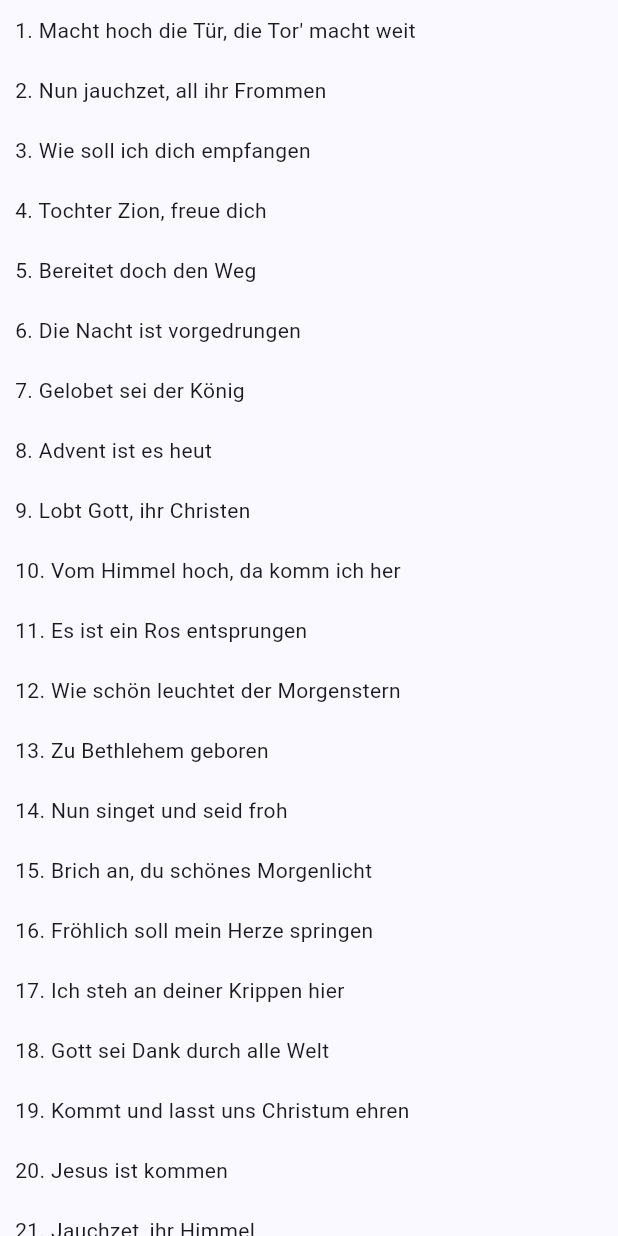
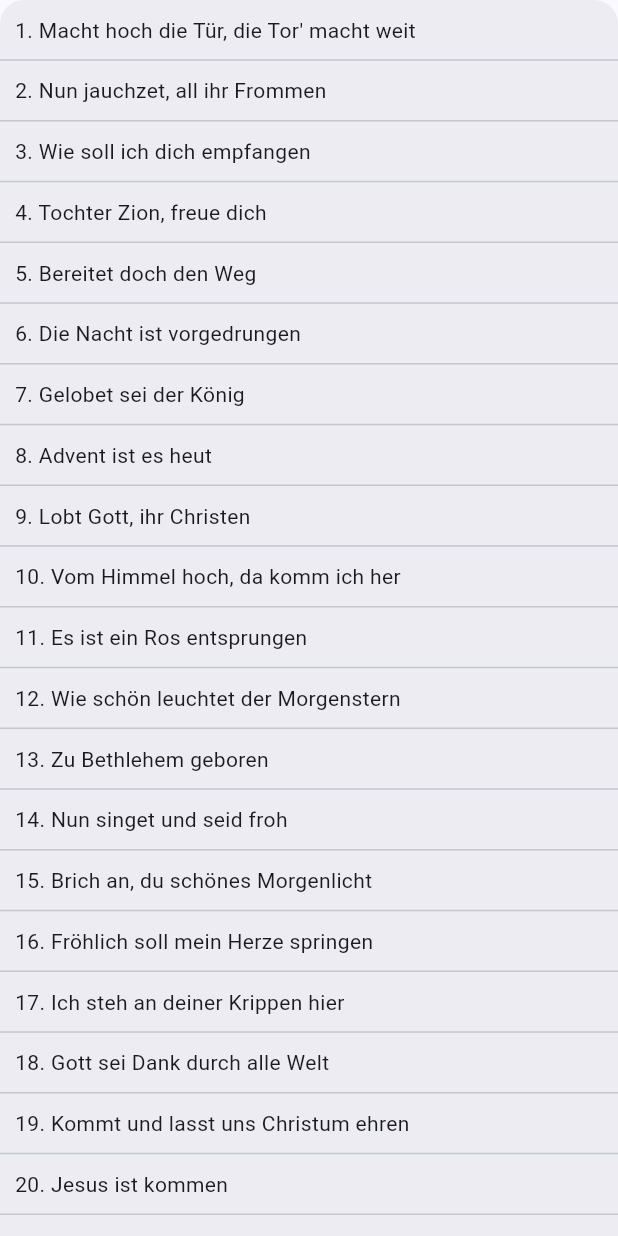
Before and after one commit to Lemkinator/nakbuch_lite, a Flutter app: the ListScreen widget shown alone on an empty page, opened directly, on a phone screen of 412 x 824 dp. Run offline on Flutter 3.47's test engine with Material 2 defaults, Android fonts, the phone set to English and light mode, and no system bars; drawn by our look-alikes of animated_list_plus, dynamic_color; our stand-ins replace adaptive_breakpoints, confetti, file_picker, get_storage, hive, hive_flutter and 2 more; missing offline and left inert: path_to_regexp, pdfx, window_size; accounts and stored records are empty.

Commit message:
fix fav on page change not updating + list view optimization

```diff
--- a/lib/src/screens/lied_screen.dart
+++ b/lib/src/screens/lied_screen.dart
@@ -46,7 +46,11 @@ class _LiedScreenState extends State<LiedScreen> {
 
     return LiquidSwipe(
       onPageChangeCallback: (page) {
-        RouteStateScope.of(context).go('${Buch.current().route()}/text/${page + 1}');
+        setState(() {
+          _nummer = page + 1;
+          _isFavorite = GetStorage('data').read('favorites_${Buch.current().path()}_$_nummer') ?? false;
+        });
+        //RouteStateScope.of(context).go('${Buch.current().route()}/text/${page + 1}');
       },
       liquidController: liquidController,
       initialPage: _index,
--- a/lib/src/screens/list_screen.dart
+++ b/lib/src/screens/list_screen.dart
@@ -64,9 +64,27 @@ class _ListScreenState extends State<ListScreen> {
                   top: Radius.circular(index == 0 ? 16 : 0),
                   bottom: Radius.circular(index == _lieder.length - 1 ? 16 : 0),
                 ),
-                child: Padding(
-                  padding: const EdgeInsets.all(10),
-                  child: Text(item.numberAndTitle()),
+                child: Container(
+                  decoration: BoxDecoration(
+                    color: const Color.fromRGBO(120, 120, 120, 0.1),
+                    borderRadius: BorderRadius.vertical(
+                      top: Radius.circular(index == 0 ? 16 : 0),
+                      bottom: Radius.circular(index == _lieder.length - 1 ? 16 : 0),
+                    ),
+                  ),
+                  child: Column(
+                    crossAxisAlignment: CrossAxisAlignment.start,
+                    children: [
+                      Padding(
+                        padding: const EdgeInsets.all(10),
+                        child: Text(item.numberAndTitle()),
+                      ),
+                      if (index != _lieder.length - 1)
+                        const Divider(
+                          height: 0.5,
+                        ),
+                    ],
+                  ),
                 ),
               ),
             ),
```
Also changed, not shown: lib/src/screens/data_screen.dart (+21 -3 lines), 3 other files.
